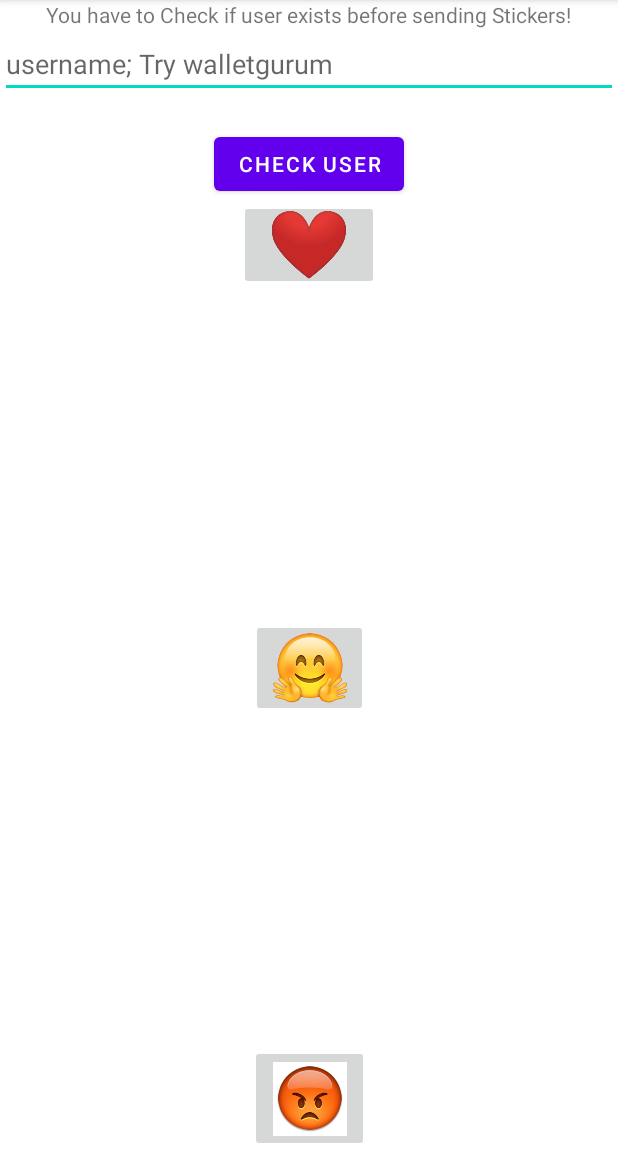
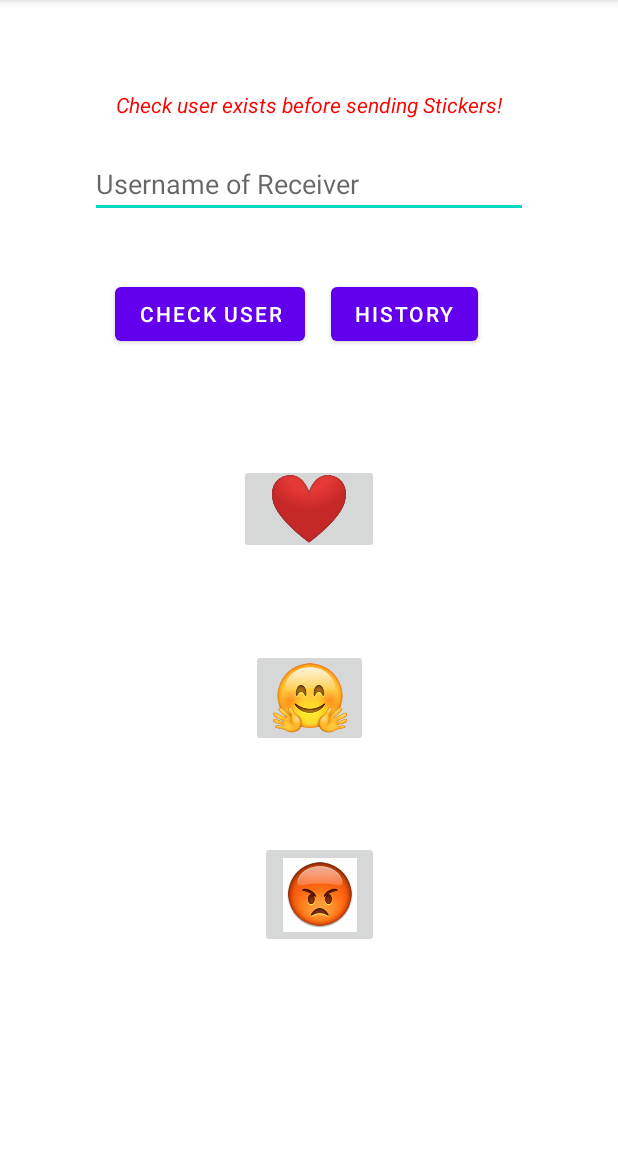
Before and after one commit to pelusodan/WalletGuruFirebaseMessenger, an Android app: the MainActivity screen opened directly, with no data from a screen before it, on a phone screen of 412 x 824 dp, the part 84-1236 px from its top. Run offline under Robolectric (Android 15) with nearby library versions, the phone set to English and light mode, and no system bars; our stand-ins replace Firebase (no records; nobody signed in at launch, a user with empty details on screens opened directly).

Commit message:
UI changes

```diff
--- a/app/src/main/res/layout/activity_main.xml
+++ b/app/src/main/res/layout/activity_main.xml
@@ -10,48 +10,56 @@
         android:id="@+id/main_textview"
         android:layout_width="wrap_content"
         android:layout_height="wrap_content"
-        android:text="You have to Check if user exists before sending Stickers!"
+        android:text="Check user exists before sending Stickers!"
         app:layout_constraintEnd_toEndOf="parent"
         app:layout_constraintStart_toStartOf="parent"
-        app:layout_constraintTop_toTopOf="parent" />
+        app:layout_constraintTop_toTopOf="parent"
+        android:layout_marginTop="60dp"
+        android:textColor="@color/red"
+        android:textStyle="italic"/>
 
     <EditText
         android:id="@+id/username_input"
+        android:layout_marginStart="60dp"
+        android:layout_marginEnd="60dp"
+        android:layout_height="wrap_content"
         android:layout_width="match_parent"
-        android:layout_height="wrap_content"
-        android:layout_marginTop="20dp"
-        android:hint="username; Try walletgurum"
+        android:layout_marginTop="40dp"
+        android:hint="Username of Receiver"
         app:layout_constraintStart_toStartOf="parent"
-        app:layout_constraintTop_toTopOf="@+id/main_textview" />
+        app:layout_constraintTop_toTopOf="@+id/main_textview"
+        app:layout_constraintEnd_toEndOf="parent" />
 
     <Button
         android:id="@+id/submit_check_button"
         android:layout_width="wrap_content"
         android:layout_height="wrap_content"
-        android:layout_margin="20dp"
+        android:layout_marginTop="40dp"
+        android:layout_marginStart="60dp"
         android:text="Check User"
-        app:layout_constraintEnd_toEndOf="parent"
+        app:layout_constraintEnd_toStartOf="@id/stickerHistory"
+        app:layout_constraintHorizontal_bias="0.498"
         app:layout_constraintStart_toStartOf="parent"
         app:layout_constraintTop_toBottomOf="@id/username_input" />
-    <!--
 
-    <EditText
-        android:id="@+id/message_edit_text"
-        android:layout_width="match_parent"
+    <Button
+        android:id="@+id/stickerHistory"
+        android:layout_width="wrap_content"
         android:layout_height="wrap_content"
-        android:hint="message to send"
-        app:layout_constraintStart_toStartOf="parent"
-        app:layout_constraintTop_toBottomOf="@id/submit_check_button" />
-
--->
+        android:text="History"
+        app:layout_constraintEnd_toEndOf="parent"
+        app:layout_constraintStart_toStartOf="@id/submit_check_button"
+        app:layout_constraintTop_toTopOf="@id/submit_check_button"
+        app:layout_constraintBottom_toBottomOf="@id/submit_check_button"
+        android:layout_marginStart="50dp"/>
 
     <ImageButton
         android:id="@+id/heartButton"
         android:layout_width="93dp"
         android:layout_height="60dp"
+        android:layout_marginTop="76dp"
         android:text="\u2764\ufe0f"
         app:layout_constraintEnd_toEndOf="parent"
-        app:layout_constraintHorizontal_bias="0.5"
         app:layout_constraintStart_toStartOf="parent"
         app:layout_constraintTop_toBottomOf="@+id/submit_check_button"
         app:srcCompat="@mipmap/heart_icon_foreground" />
@@ -72,10 +80,11 @@
         android:id="@+id/angryButton"
         android:layout_width="79dp"
         android:layout_height="71dp"
+        android:layout_marginBottom="136dp"
         android:text="\ud83d\ude21"
         app:layout_constraintBottom_toBottomOf="parent"
         app:layout_constraintEnd_toEndOf="parent"
-        app:layout_constraintHorizontal_bias="0.5"
+        app:layout_constraintHorizontal_bias="0.521"
         app:layout_constraintStart_toStartOf="parent"
         app:srcCompat="@mipmap/angry_icon_foreground" />
 
--- a/app/src/main/res/values/colors.xml
+++ b/app/src/main/res/values/colors.xml
@@ -7,4 +7,5 @@
     <color name="teal_700">#FF018786</color>
     <color name="black">#FF000000</color>
     <color name="white">#FFFFFFFF</color>
+    <color name="red">#FF0000</color>
 </resources>
```
